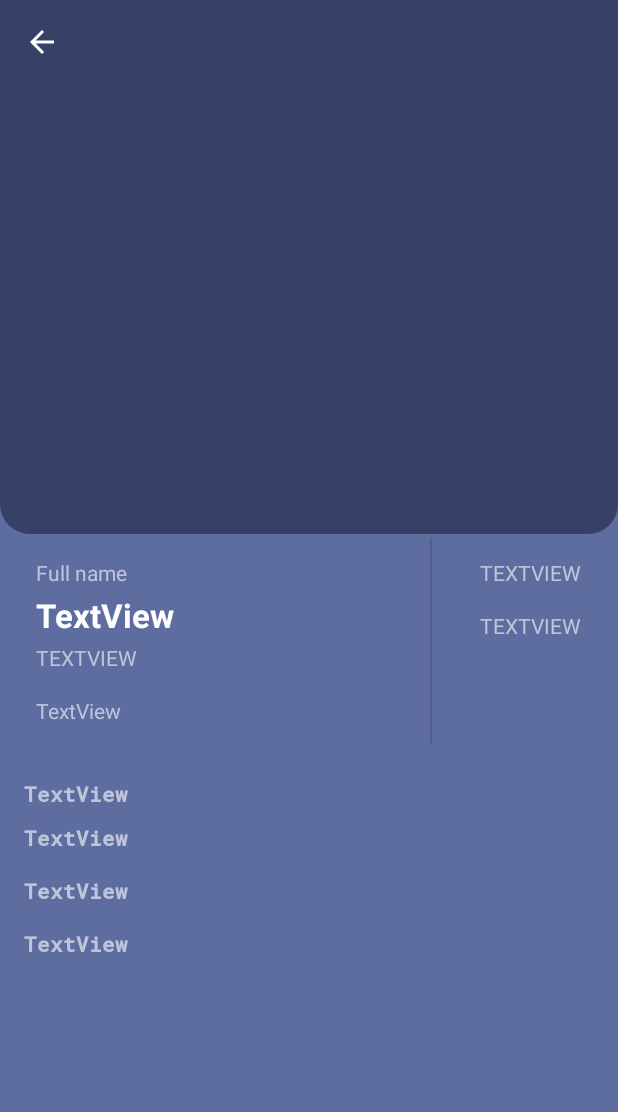
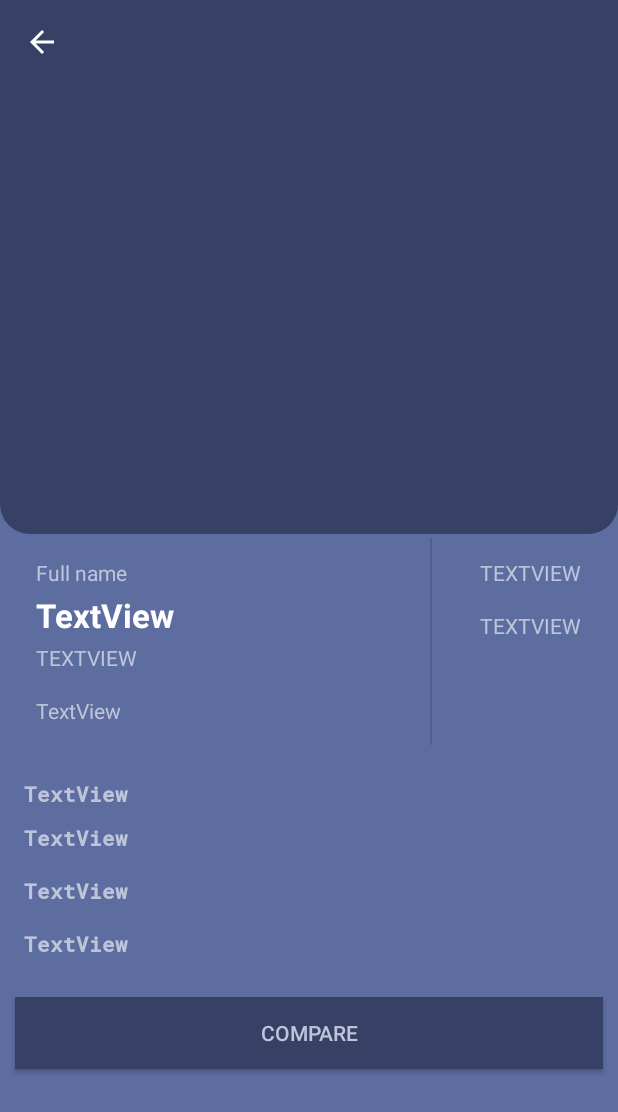
Before and after one commit to harriscreativity/superhero, an Android app: the DetailActivity screen opened directly, with no data from a screen before it, on a phone screen of 412 x 824 dp. Shown: the top 1112 px of the screen. Run offline under Robolectric (Android 15) with nearby library versions, the phone set to English and light mode, and no system bars; pictures from the network do not load; 19 statements that could not run were skipped.

Commit message:
detail fix comparison

```diff
--- a/app/src/main/java/co/za/immedia/superhero/Model/SuperHeroModel.kt
+++ b/app/src/main/java/co/za/immedia/superhero/Model/SuperHeroModel.kt
@@ -83,7 +83,7 @@ data class Image(
 data class SuperHeroModel(
 
     @SerializedName("response")
-    val response: String,
+    val response: SuperHeroModel,
 
     @SerializedName("id")
     val id:String,
--- a/app/src/main/java/co/za/immedia/superhero/SearchActivity.kt
+++ b/app/src/main/java/co/za/immedia/superhero/SearchActivity.kt
@@ -70,7 +70,11 @@ class SearchActivity : AppCompatActivity(), android.widget.SearchView.OnQueryTex
 
 
     private fun updateCompareItems(data: SuperHeroModel) {
-        MyApplication.compareItems.add(index, data)
+        try {
+            MyApplication.compareItems.set(index, data)
+        } catch (e: Exception) {
+            MyApplication.compareItems.add(index, data)
+        }
         finish()
     }
 
--- a/app/src/main/res/layout/activity_detail.xml
+++ b/app/src/main/res/layout/activity_detail.xml
@@ -45,7 +45,7 @@
 
             <androidx.constraintlayout.widget.ConstraintLayout
                 android:layout_width="match_parent"
-                android:layout_height="match_parent">
+                android:layout_height="wrap_content">
 
                 <TextView
                     android:id="@+id/detailName"
@@ -139,7 +139,7 @@
 
             <androidx.constraintlayout.widget.ConstraintLayout
                 android:layout_width="match_parent"
-                android:layout_height="match_parent">
+                android:layout_height="wrap_content">
 
                 <TextView
                     android:id="@+id/workTitle"
@@ -202,14 +202,24 @@
 
             </androidx.constraintlayout.widget.ConstraintLayout>
 
+            <Button
+                android:id="@+id/detailCompareBtn"
+                android:layout_width="match_parent"
+                android:layout_height="wrap_content"
+                android:layout_margin="10dp"
+                android:background="@color/colorPrimaryDark"
+                android:contentDescription="@string/compare"
+                android:onClick="onCompare"
+                android:text="@string/compare" />
+
             <androidx.constraintlayout.widget.ConstraintLayout
                 android:layout_width="match_parent"
-                android:layout_height="match_parent">
+                android:layout_height="500dp">
 
                 <ExpandableListView
                     android:id="@+id/expandableListView"
                     android:layout_width="match_parent"
-                    android:layout_height="500dp"
+                    android:layout_height="0dp"
                     android:layout_marginStart="16dp"
                     android:layout_marginEnd="16dp"
                     android:dividerHeight="0.5dp"
--- a/app/src/main/res/values/strings.xml
+++ b/app/src/main/res/values/strings.xml
@@ -37,4 +37,5 @@
     <string name="hello_blank_fragment">Hello blank fragment</string>
     <string name="select">Select</string>
     <string name="overall_score">overall score</string>
+    <string name="compare">Compare</string>
 </resources>
```
Also changed, not shown: app/src/main/java/co/za/immedia/superhero/DetailActivity.kt (+11 -4 lines), 1 other file.
